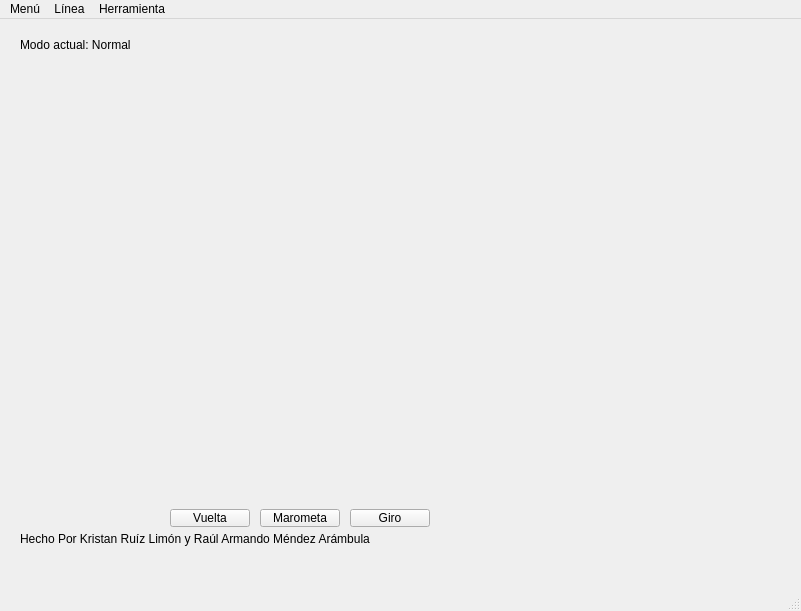
This is mainwindow.ui in ITLP-Chronicles/TecPainter as Qt 5 draws it before an edit. The edited form follows.
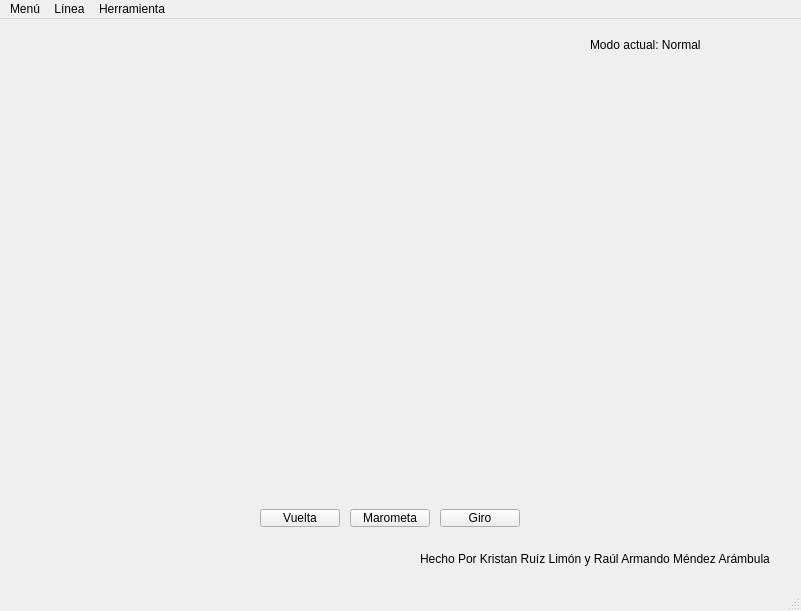
This is the edited form. Icons and pictures are not drawn.

```diff
--- a/mainwindow.ui
+++ b/mainwindow.ui
@@ -23,8 +23,8 @@
    <widget class="QLabel" name="label_2">
     <property name="geometry">
      <rect>
-      <x>20</x>
-      <y>510</y>
+      <x>420</x>
+      <y>530</y>
       <width>361</width>
       <height>20</height>
      </rect>
@@ -36,7 +36,7 @@
    <widget class="QLabel" name="modo_actual">
     <property name="geometry">
      <rect>
-      <x>20</x>
+      <x>590</x>
       <y>10</y>
       <width>201</width>
       <height>31</height>
@@ -49,7 +49,7 @@
    <widget class="QPushButton" name="btnVuelta">
     <property name="geometry">
      <rect>
-      <x>170</x>
+      <x>260</x>
       <y>490</y>
       <width>80</width>
       <height>18</height>
@@ -62,7 +62,7 @@
    <widget class="QPushButton" name="btnMarometa">
     <property name="geometry">
      <rect>
-      <x>260</x>
+      <x>350</x>
       <y>490</y>
       <width>80</width>
       <height>18</height>
@@ -75,7 +75,7 @@
    <widget class="QPushButton" name="btnGiro">
     <property name="geometry">
      <rect>
-      <x>350</x>
+      <x>440</x>
       <y>490</y>
       <width>80</width>
       <height>18</height>
```
Left out of the diff: 2 changed lines with no effect on the pictures.
